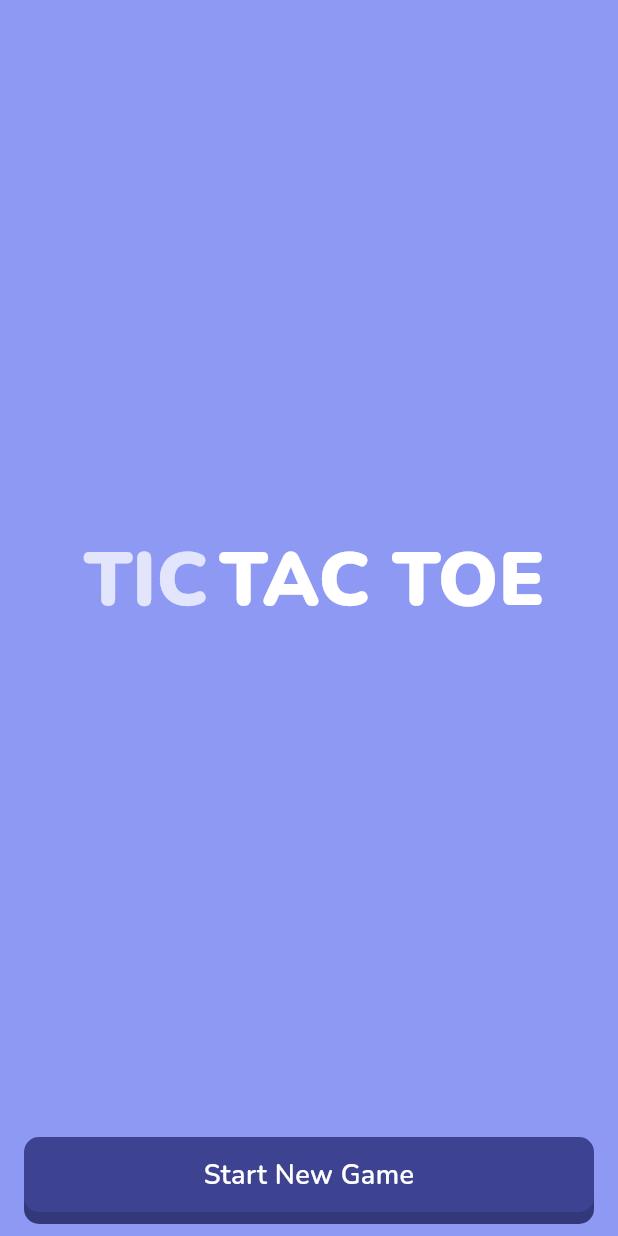
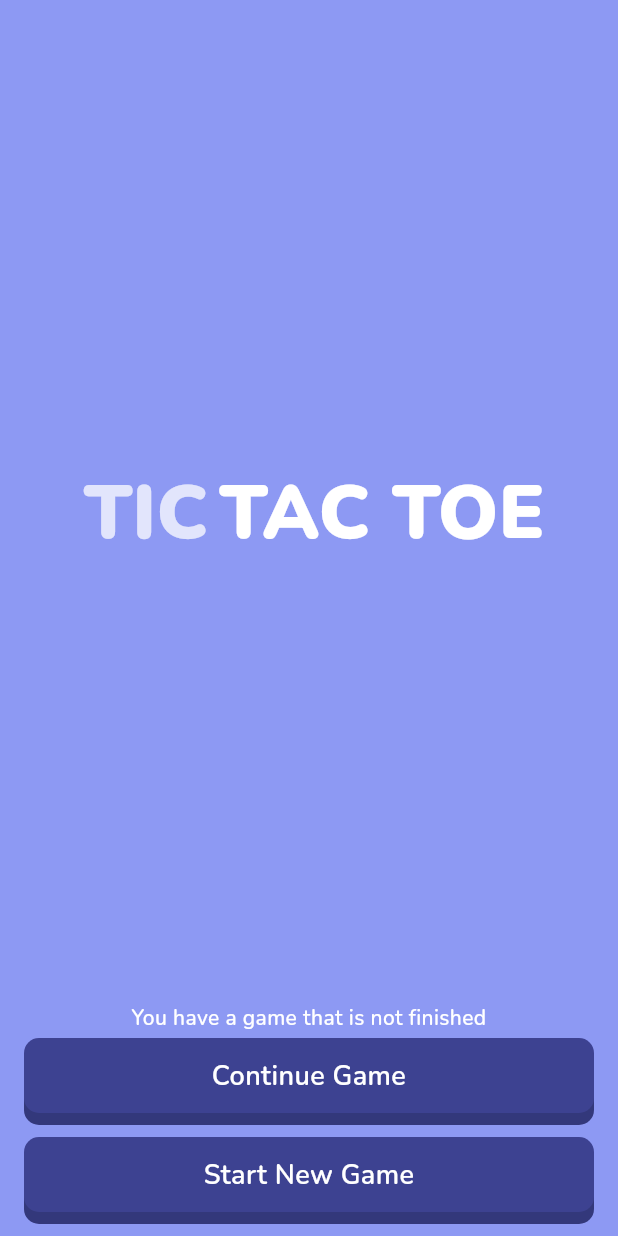
Before and after one commit to jgrandchavin/tictactoe-flutter, a Flutter app: the screen it shows after launch, on a phone screen of 412 x 824 dp. Run offline on Flutter 3.47's test engine with Material 3 defaults, Android fonts, the phone set to English and light mode, and no system bars; our stand-ins replace flutter_riverpod, logger, riverpod_annotation, shared_preferences, simple_animations; generated files the repository leaves out were written again.

Commit message:
fix: remove menu args

```diff
--- a/lib/features/menu/presentation/views/menu_view.dart
+++ b/lib/features/menu/presentation/views/menu_view.dart
@@ -1,41 +1,24 @@
 import 'package:flutter/material.dart';
-import 'package:flutter_riverpod/flutter_riverpod.dart';
 import 'package:tictactoe_flutter/core/design/widgets/app_button.dart';
 import 'package:tictactoe_flutter/core/design/widgets/app_logo.dart';
 import 'package:tictactoe_flutter/core/design/widgets/app_scaffold.dart';
 import 'package:tictactoe_flutter/core/design/widgets/app_text.dart';
-import 'package:tictactoe_flutter/features/game/domain/entities/game_state.dart';
-import 'package:tictactoe_flutter/features/menu/presentation/controllers/menu_view_controller.dart';
 
-class MenuView extends ConsumerWidget {
+class MenuView extends StatelessWidget {
   const MenuView({super.key});
 
   @override
-  Widget build(BuildContext context, WidgetRef ref) {
-    final args = ModalRoute.of(context)?.settings.arguments;
-    final GameState? savedGame = args is GameState ? args : null;
-    final state = ref.watch(menuViewControllerProvider);
-    ref
-        .read(menuViewControllerProvider.notifier)
-        .initializeWithSavedGame(savedGame);
-
+  Widget build(BuildContext context) {
     return AppScaffold(
       body: Column(
         crossAxisAlignment: CrossAxisAlignment.stretch,
         mainAxisAlignment: MainAxisAlignment.end,
         children: [
           Expanded(child: AppLogo()),
-          if (state.savedGame != null) ...[
-            AppText.body(text: 'You have a game that is not finished'),
-            const SizedBox(height: 4),
-            AppButton(
-              text: 'Continue Game',
-              onPressed: () {
-                // TODO: Navigate to game with savedGame, or restore via provider
-              },
-            ),
-            const SizedBox(height: 16),
-          ],
+          AppText.body(text: 'You have a game that is not finished'),
+          const SizedBox(height: 4),
+          AppButton(text: 'Continue Game', onPressed: () {}),
+          const SizedBox(height: 16),
           AppButton(text: 'Start New Game', onPressed: () {}),
         ],
       ),
```
Also changed, not shown: lib/features/menu/presentation/controllers/menu_view_controller.dart (+1 -10 lines).
